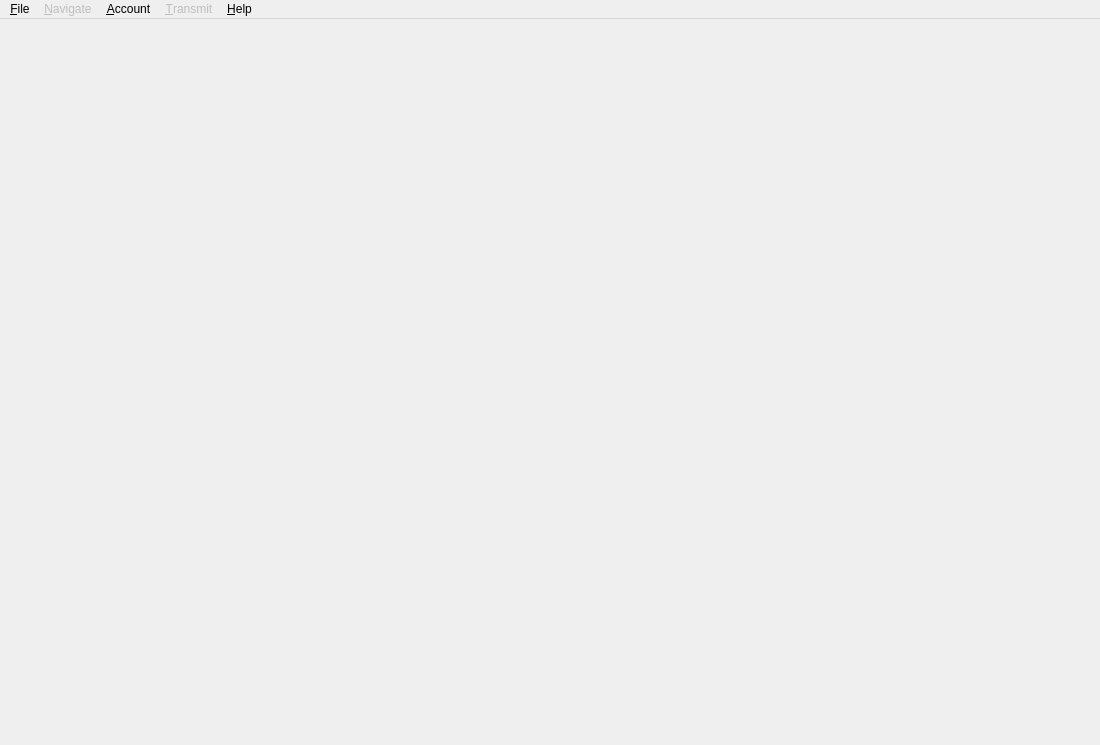
Before: the Qt Designer form resources/ui/main_window.ui in Iconoclasteinc/tgit, drawn with Qt 5.
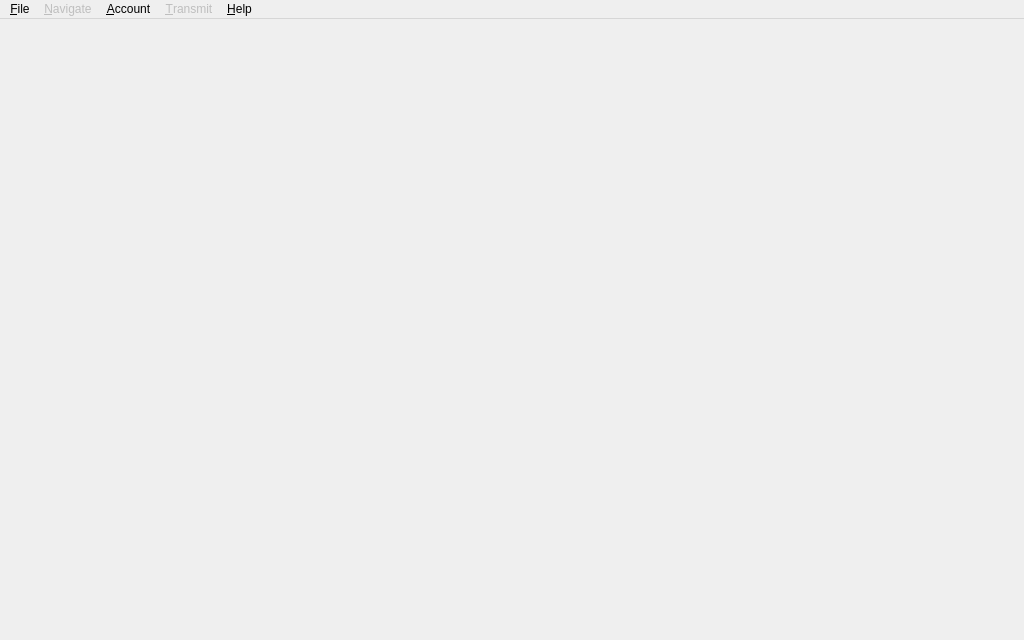
After: the same form once the commit is applied. Icons and pictures are not drawn.

Commit message: Reduce the size of the main window and welcome screen to take less screen space

```diff
--- a/resources/ui/main_window.ui
+++ b/resources/ui/main_window.ui
@@ -2,14 +2,6 @@
 <ui version="4.0">
  <class>main_window</class>
  <widget class="QMainWindow" name="main_window">
-  <property name="geometry">
-   <rect>
-    <x>0</x>
-    <y>0</y>
-    <width>1100</width>
-    <height>745</height>
-   </rect>
-  </property>
   <property name="sizePolicy">
    <sizepolicy hsizetype="Fixed" vsizetype="Fixed">
     <horstretch>0</horstretch>
@@ -18,8 +10,8 @@
   </property>
   <property name="minimumSize">
    <size>
-    <width>1100</width>
-    <height>745</height>
+    <width>1024</width>
+    <height>640</height>
    </size>
   </property>
   <property name="windowTitle">
@@ -42,8 +34,8 @@
     <rect>
      <x>0</x>
      <y>0</y>
-     <width>1100</width>
-     <height>21</height>
+     <width>1024</width>
+     <height>22</height>
     </rect>
    </property>
    <widget class="QMenu" name="_file_menu">
```
The commit also changes 4 other files.
